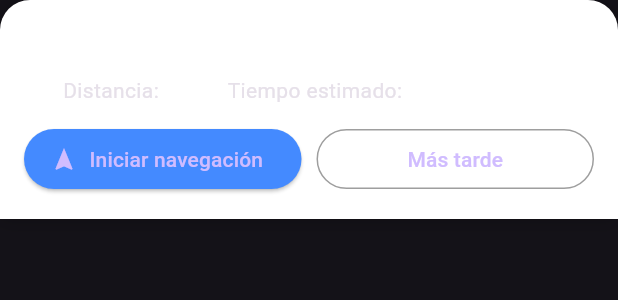
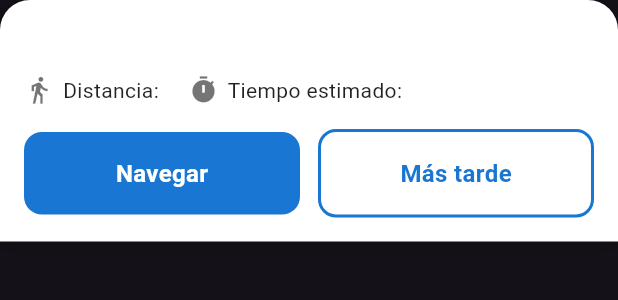
Before and after one commit to Valexito/mapBoxAPI, a Flutter app: the RouteBottomInfoCard widget shown alone on an empty page, opened directly with empty values, on a phone screen of 412 x 824 dp. Shown: the top 300 px of the screen. Run offline on Flutter 3.47's test engine with Material 3 defaults, Android fonts, the phone set to English and light mode, and no system bars; our stand-ins replace cloud_firestore, firebase_auth, firebase_core, flutter_map, geolocator, google_sign_in and 1 more; accounts and stored records are empty; network calls fail.

Commit message:
Routeview page bottom side fixed, just fix back side

```diff
--- a/lib/main.dart
+++ b/lib/main.dart
@@ -1,7 +1,8 @@
 import 'package:flutter/material.dart';
 import 'package:firebase_core/firebase_core.dart';
-import 'package:mapbox_api/modules/core/pages/home_nav_page.dart';
+import 'package:mapbox_api/modules/core/pages/home_page.dart';
 import 'package:mapbox_api/modules/auth/services/auth_page.dart';
+import 'package:mapbox_api/modules/user_parking/pages/map_navigation_page.dart';
 import 'package:mapbox_api/modules/user_parking/widgets/route_view_page_wrapper.dart';
 import 'modules/user_parking/firebase_options.dart';
 import 'package:mapbox_api/modules/core/pages/become_provider_page.dart';
@@ -26,10 +27,11 @@ class MyApp extends StatelessWidget {
       initialRoute: '/auth', // puedes cambiarlo si usas login automático
       routes: {
         '/auth': (_) => const AuthPage(),
-        '/homeNav': (_) => const HomeNavigationPage(),
+        '/homePage': (_) => const HomePage(),
         '/becomeProvider': (_) => const BecomeProviderPage(),
         '/mapPicker': (_) => const MapPickerPage(),
         '/routeView': (_) => const RouteViewPageWrapper(), // con args adentro
+        '/navigate': (_) => const MapNavigationPage(),
       },
     );
   }
--- a/lib/modules/auth/pages/complete_profile_page.dart
+++ b/lib/modules/auth/pages/complete_profile_page.dart
@@ -1,7 +1,7 @@
 import 'package:cloud_firestore/cloud_firestore.dart';
 import 'package:firebase_auth/firebase_auth.dart';
 import 'package:flutter/material.dart';
-import 'package:mapbox_api/modules/core/pages/home_nav_page.dart';
+import 'package:mapbox_api/modules/core/pages/home_page.dart';
 import 'package:mapbox_api/components/my_button.dart';
 import 'package:mapbox_api/components/my_text.dart';
 import 'package:mapbox_api/components/my_textfield.dart';
@@ -60,7 +60,7 @@ class _CompleteProfilePageState extends State<CompleteProfilePage>
       if (context.mounted) {
         Navigator.pushReplacement(
           context,
-          MaterialPageRoute(builder: (_) => HomeNavigationPage()),
+          MaterialPageRoute(builder: (_) => HomePage()),
         );
       }
     } catch (e) {
--- a/lib/modules/auth/services/auth_page.dart
+++ b/lib/modules/auth/services/auth_page.dart
@@ -1,7 +1,7 @@
 import 'package:cloud_firestore/cloud_firestore.dart';
 import 'package:firebase_auth/firebase_auth.dart';
 import 'package:flutter/material.dart';
-import 'package:mapbox_api/modules/core/pages/home_nav_page.dart';
+import 'package:mapbox_api/modules/core/pages/home_page.dart';
 import 'package:mapbox_api/modules/auth/pages/complete_profile_page.dart';
 import 'package:mapbox_api/modules/auth/pages/login_page.dart';
 import 'package:mapbox_api/modules/auth/pages/sign_up.dart';
@@ -51,7 +51,7 @@ class _AuthPageState extends State<AuthPage> {
               final exists = doc.exists;
 
               if (exists) {
-                return const HomeNavigationPage(); // 👈 Nuevo destino
+                return const HomePage(); // 👈 Nuevo destino
               } else {
                 return CompleteProfilePage(user: user, isNewUser: true);
               }
--- a/lib/modules/auth/services/auth_service.dart
+++ b/lib/modules/auth/services/auth_service.dart
@@ -2,7 +2,7 @@ import 'package:firebase_auth/firebase_auth.dart';
 import 'package:flutter/material.dart';
 import 'package:cloud_firestore/cloud_firestore.dart';
 import 'package:google_sign_in/google_sign_in.dart';
-import 'package:mapbox_api/modules/core/pages/home_nav_page.dart';
+import 'package:mapbox_api/modules/core/pages/home_page.dart';
 import 'package:mapbox_api/modules/auth/pages/complete_profile_page.dart';
 
 class AuthService {
@@ -53,7 +53,7 @@ class AuthService {
       if (doc.exists) {
         Navigator.pushReplacement(
           context,
-          MaterialPageRoute(builder: (_) => HomeNavigationPage()),
+          MaterialPageRoute(builder: (_) => HomePage()),
         );
       } else {
         Navigator.pushReplacement(
@@ -107,7 +107,7 @@ class AuthService {
       if (doc.exists) {
         Navigator.pushReplacement(
           context,
-          MaterialPageRoute(builder: (_) => HomeNavigationPage()),
+          MaterialPageRoute(builder: (_) => HomePage()),
         );
       } else {
         Navigator.pushReplacement(
--- a/lib/modules/user_parking/widgets/home_bottom_parking_details.dart
+++ b/lib/modules/core/widgets/home_bottom_parking_details.dart
@@ -1,7 +1,7 @@
 import 'package:flutter/material.dart';
 import 'package:mapbox_api/components/my_text.dart';
 import 'package:mapbox_api/modules/user_parking/pages/reserve_space_page.dart';
-import '../models/parking.dart';
+import '../../user_parking/models/parking.dart';
 
 class HomeParkingDetailBottomSheet extends StatelessWidget {
   final Parking parking;
--- a/lib/modules/user_parking/widgets/route_bottom_info_card.dart
+++ b/lib/modules/user_parking/widgets/route_bottom_info_card.dart
@@ -1,11 +1,12 @@
 import 'package:flutter/material.dart';
+import 'package:mapbox_api/components/my_text.dart';
 
 class RouteBottomInfoCard extends StatelessWidget {
   final String parkingName;
   final String distance;
   final String duration;
   final VoidCallback onNavigate;
-  final VoidCallback onCancel;
+  final VoidCallback onCancelLater;
 
   const RouteBottomInfoCard({
     super.key,
@@ -13,7 +14,7 @@ class RouteBottomInfoCard extends StatelessWidget {
     required this.distance,
     required this.duration,
     required this.onNavigate,
-    required this.onCancel,
+    required this.onCancelLater,
   });
 
   @override
@@ -29,51 +30,76 @@ class RouteBottomInfoCard extends StatelessWidget {
         mainAxisSize: MainAxisSize.min,
         crossAxisAlignment: CrossAxisAlignment.start,
         children: [
-          Text(
-            parkingName,
-            style: const TextStyle(fontSize: 18, fontWeight: FontWeight.bold),
+          MyText(
+            text: parkingName,
+            fontSize: 18,
+            fontWeight: FontWeight.bold,
+            color: Colors.black,
           ),
           const SizedBox(height: 8),
           Row(
             children: [
-              const Icon(Icons.directions_walk, size: 20),
+              const Icon(
+                Icons.directions_walk,
+                size: 20,
+                color: Colors.black54,
+              ),
               const SizedBox(width: 6),
-              Text('Distancia: $distance'),
+              MyText(text: 'Distancia: $distance', color: Colors.black87),
               const SizedBox(width: 16),
-              const Icon(Icons.timer, size: 20),
+              const Icon(Icons.timer, size: 20, color: Colors.black54),
               const SizedBox(width: 6),
-              Text('Tiempo estimado: $duration'),
+              MyText(text: 'Tiempo estimado: $duration', color: Colors.black87),
             ],
           ),
-          const SizedBox(height: 12),
+          const SizedBox(height: 16),
           Row(
             children: [
+              // Botón azul: Navegar
               Expanded(
-                child: ElevatedButton.icon(
-                  onPressed: () {
-                    Navigator.pushNamed(context, '/mapNavigation');
-                  },
-                  icon: const Icon(Icons.navigation),
-                  label: const Text('Iniciar navegación'),
-                  style: ElevatedButton.styleFrom(
-                    backgroundColor: Colors.blueAccent,
+                child: GestureDetector(
+                  onTap: onNavigate,
+                  child: Container(
+                    padding: const EdgeInsets.symmetric(vertical: 16),
+                    decoration: BoxDecoration(
+                      color: const Color(0xFF1976D2),
+                      borderRadius: BorderRadius.circular(12),
+                    ),
+                    child: const Center(
+                      child: MyText(
+                        text: "Navegar",
+                        color: Colors.white,
+                        fontWeight: FontWeight.bold,
+                        fontSize: 16,
+                      ),
+                    ),
                   ),
                 ),
               ),
-              const SizedBox(width: 10),
+              const SizedBox(width: 12),
+              // Botón blanco con borde azul: Más tarde
               Expanded(
-                child: OutlinedButton(
-                  onPressed: () {
-                    Navigator.pushNamedAndRemoveUntil(
-                      context,
-                      '/homeNav',
-                      (route) => false,
-                    );
-                  },
-                  style: OutlinedButton.styleFrom(
-                    side: const BorderSide(color: Colors.grey),
+                child: GestureDetector(
+                  onTap: onCancelLater,
+                  child: Container(
+                    padding: const EdgeInsets.symmetric(vertical: 16),
+                    decoration: BoxDecoration(
+                      color: Colors.white,
+                      borderRadius: BorderRadius.circular(12),
+                      border: Border.all(
+                        color: const Color(0xFF1976D2),
+                        width: 2,
+                      ),
+                    ),
+                    child: const Center(
+                      child: MyText(
+                        text: "Más tarde",
+                        color: Color(0xFF1976D2),
+                        fontWeight: FontWeight.bold,
+                        fontSize: 16,
+                      ),
+                    ),
                   ),
-                  child: const Text('Más tarde'),
                 ),
               ),
             ],
```
Also changed, not shown: lib/modules/core/pages/home_nav_page.dart (deleted, +0 -136 lines), lib/modules/core/pages/home_page.dart (+111 -139 lines), lib/modules/core/widgets/map_widget.dart (added, +164 -0 lines), lib/modules/user_parking/pages/route_view_page.dart (+7 -8 lines).
